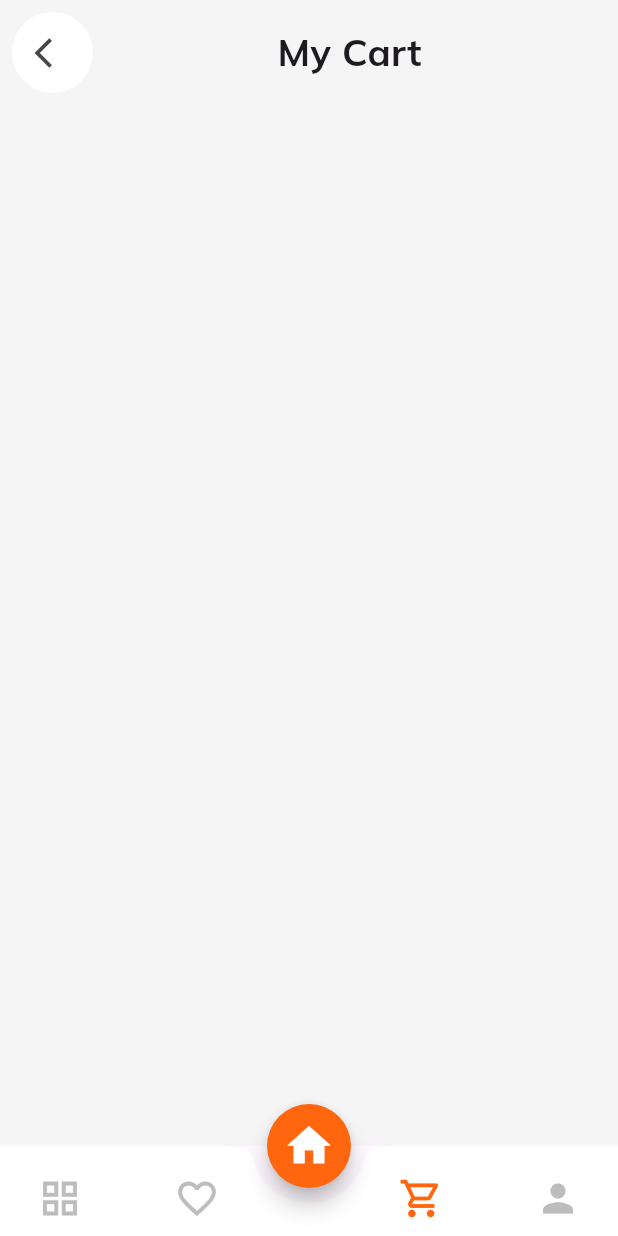
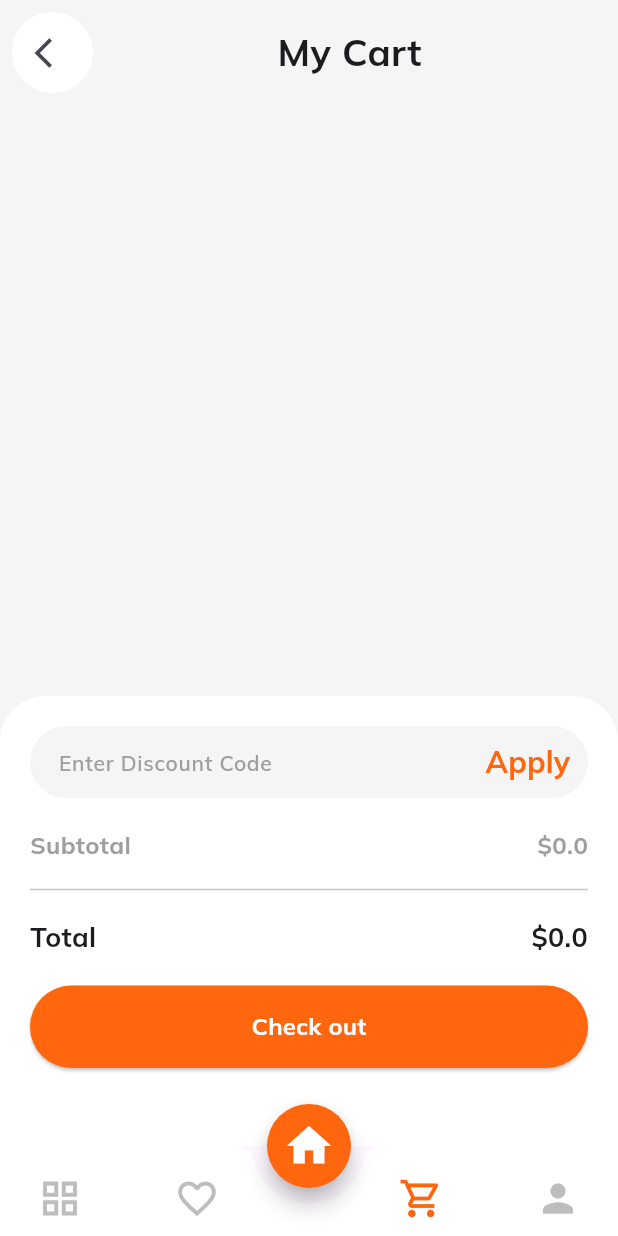
Before and after one commit to Ibrahim-K98han/books_shop, a Flutter app: the screen it shows after launch, item 3 of the bottom bar chosen, on a phone screen of 412 x 824 dp. Run offline on Flutter 3.47's test engine with Material 3 defaults, Android fonts, the light colour scheme and no system bars; our stand-ins replace google_fonts.

Commit message:
cart screen done

```diff
--- a/lib/features/cart/data/cart_provider.dart
+++ b/lib/features/cart/data/cart_provider.dart
@@ -17,6 +17,17 @@ class CartProvider extends ChangeNotifier {
     notifyListeners();
   }
 
+  incrementQtn(int index) => _cart[index].quantity++;
+  decrementQtn(int index) => _cart[index].quantity--;
+
+  totalPrice() {
+    double total1 = 0.0;
+    for (ProductModel element in _cart) {
+      total1 += element.price * element.quantity;
+    }
+    return total1;
+  }
+
   static CartProvider of(
     BuildContext context, {
     bool listen = true,
@@ -24,6 +35,6 @@ class CartProvider extends ChangeNotifier {
     return Provider.of<CartProvider>(
       context,
       listen: listen,
-     );
+    );
   }
 }
--- /dev/null
+++ b/lib/features/cart/presentation/widgets/check_out.dart
@@ -0,0 +1,119 @@
+import 'package:ecom_provider/constants.dart';
+import 'package:ecom_provider/features/cart/data/cart_provider.dart';
+import 'package:flutter/material.dart';
+
+class CheckOut extends StatelessWidget {
+  const CheckOut({super.key});
+
+  @override
+  Widget build(BuildContext context) {
+    final provider = CartProvider.of(context);
+    return Container(
+      height: 300,
+      width: double.infinity,
+      decoration: BoxDecoration(
+          color: Colors.white,
+          borderRadius: BorderRadius.only(
+            topLeft: Radius.circular(30),
+            topRight: Radius.circular(30),
+          )),
+      padding: EdgeInsets.all(20),
+      child: Column(
+        crossAxisAlignment: CrossAxisAlignment.start,
+        children: [
+          TextField(
+            decoration: InputDecoration(
+              border: OutlineInputBorder(
+                borderRadius: BorderRadius.circular(30),
+                borderSide: BorderSide.none,
+              ),
+              contentPadding: EdgeInsets.symmetric(
+                vertical: 5,
+                horizontal: 15,
+              ),
+              filled: true,
+              fillColor: kContentColor,
+              hintText: 'Enter Discount Code',
+              hintStyle: TextStyle(
+                fontSize: 14,
+                fontWeight: FontWeight.w600,
+                color: Colors.grey,
+              ),
+              suffixIcon: TextButton(
+                onPressed: () {},
+                child: Text(
+                  'Apply',
+                  style: TextStyle(
+                    color: kPrimaryColor,
+                    fontSize: 20,
+                    fontWeight: FontWeight.bold,
+                  ),
+                ),
+              ),
+            ),
+          ),
+          SizedBox(height: 20),
+          Row(
+            mainAxisAlignment: MainAxisAlignment.spaceBetween,
+            children: [
+              Text(
+                'Subtotal',
+                style: TextStyle(
+                  fontSize: 16,
+                  fontWeight: FontWeight.bold,
+                  color: Colors.grey,
+                ),
+              ),
+              Text(
+                '\$${provider.totalPrice()}',
+                style: TextStyle(
+                  fontSize: 16,
+                  fontWeight: FontWeight.bold,
+                  color: Colors.grey,
+                ),
+              ),
+            ],
+          ),
+          SizedBox(height: 10),
+          Divider(),
+          SizedBox(height: 10),
+          Row(
+            mainAxisAlignment: MainAxisAlignment.spaceBetween,
+            children: [
+              Text(
+                'Total',
+                style: TextStyle(
+                  fontSize: 18,
+                  fontWeight: FontWeight.bold,
+                ),
+              ),
+              Text(
+                '\$${provider.totalPrice()}',
+                style: TextStyle(
+                  fontSize: 18,
+                  fontWeight: FontWeight.bold,
+                ),
+              ),
+            ],
+          ),
+          SizedBox(height: 20),
+          ElevatedButton(
+            style: ElevatedButton.styleFrom(
+              backgroundColor: kPrimaryColor,
+              minimumSize: Size(double.infinity, 55),
+            ),
+            onPressed: () {},
+            child: Text(
+              'Check out',
+              style: TextStyle(
+                fontSize: 16,
+                color: Colors.white,
+                fontWeight: FontWeight.bold,
+              ),
+            ),
+          )
+        ],
+      ),
+    );
+  }
+}
```
Also changed, not shown: lib/features/cart/presentation/cart_screen.dart (+78 -4 lines).
